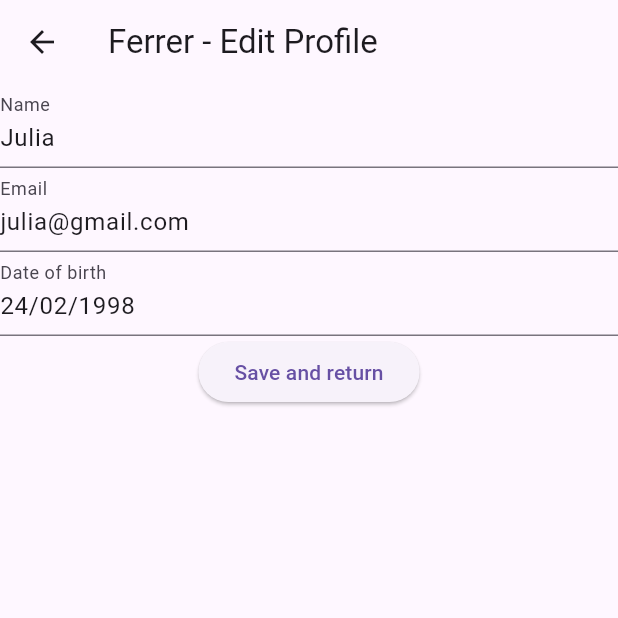
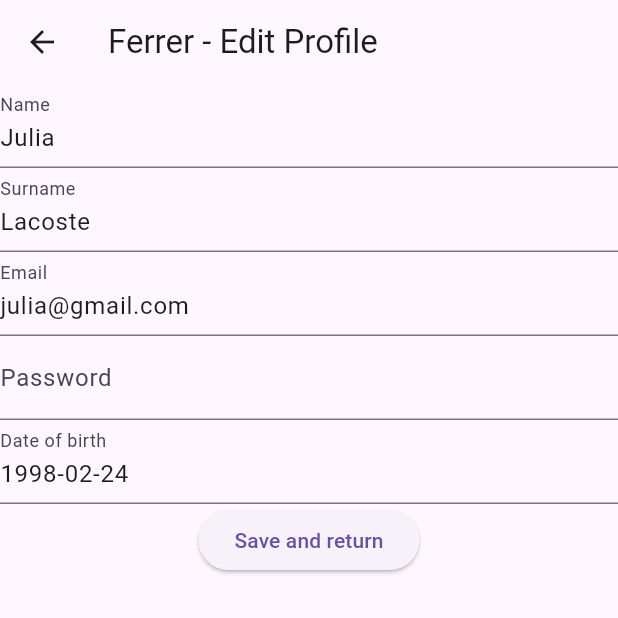
Before and after one commit to toniferrer/flutter_pf2, a Flutter app: the screen it shows after launch, after a tap on "Edit Profile", on a phone screen of 412 x 824 dp, the top half of it. Run offline on Flutter 3.47's test engine with Material 3 defaults, Android fonts, the phone set to English and light mode, and no system bars.

Commit message:
Add surname and password inputs, birth date picker, and save all profile fields

```diff
--- a/lib/models/persona.dart
+++ b/lib/models/persona.dart
@@ -3,5 +3,5 @@ class Persona{
   String surname = "Lacoste";
   String email = "julia@gmail.com";
   String password = "";
-  String dateBirth = "24/02/1998";
+  String dateBirth = "1998-02-24";
 }
--- a/lib/screens/personal_screen.dart
+++ b/lib/screens/personal_screen.dart
@@ -9,12 +9,21 @@ class PersonalPage extends StatefulWidget {
 }
 
 class _PersonalPageState extends State<PersonalPage> {
+    late Persona persona;
+    late TextEditingController namePersona;
+    late TextEditingController emailPersona;
+    late TextEditingController datePersona;
+    late TextEditingController surnamePersona;
+    late TextEditingController passwordPersona;
   @override
   Widget build(BuildContext context) {
-    final persona = ModalRoute.of(context)!.settings.arguments as Persona;
-    final namePersona = TextEditingController(text: persona.name);
-    final emailPersona = TextEditingController(text: persona.email);
-    final datePersona = TextEditingController(text: persona.dateBirth);
+
+    persona = ModalRoute.of(context)!.settings.arguments as Persona;
+    namePersona = TextEditingController(text: persona.name);
+    emailPersona = TextEditingController(text: persona.email);
+    datePersona = TextEditingController(text: persona.dateBirth);
+    surnamePersona = TextEditingController(text: persona.surname);
+    passwordPersona = TextEditingController(text: persona.password);
 
     return Scaffold(
       appBar: AppBar(
@@ -38,6 +47,18 @@ class _PersonalPageState extends State<PersonalPage> {
           Row(
             mainAxisAlignment: MainAxisAlignment.center,
             children: [
+              Expanded(child:
+              TextField(
+                controller: surnamePersona,
+                textCapitalization: TextCapitalization.words,
+                decoration: InputDecoration(labelText: "Surname"),
+              ),
+              ),
+            ],
+          ),
+          Row(
+            mainAxisAlignment: MainAxisAlignment.center,
+            children: [
             Expanded(child:
               TextField(
                 controller: emailPersona,
@@ -52,6 +73,18 @@ class _PersonalPageState extends State<PersonalPage> {
           Row(
             mainAxisAlignment: MainAxisAlignment.center,
             children: [
+              Expanded(child:
+              TextField(
+                controller: passwordPersona,
+                obscureText: true,
+                decoration: InputDecoration(labelText: "Password"),
+              ),
+              ),
+            ],
+          ),
+          Row(
+            mainAxisAlignment: MainAxisAlignment.center,
+            children: [
             Expanded(child:
               TextField(
                 controller: datePersona,
@@ -59,6 +92,17 @@ class _PersonalPageState extends State<PersonalPage> {
                 decoration: InputDecoration(
                   labelText: "Date of birth"
                 ),
+                onTap: ()async {
+                  final picked = await showDatePicker(
+                    context: context,
+                    initialDate: DateTime.tryParse(persona.dateBirth) ?? DateTime(2000),
+                    firstDate: DateTime(1900),
+                    lastDate: DateTime.now(),
+                    );
+                    if (picked != null) {
+                      datePersona.text = "${picked.day}/${picked.month}/${picked.year}";
+                    }
+                },
               ),
             ),
           ],
@@ -66,7 +110,11 @@ class _PersonalPageState extends State<PersonalPage> {
           ElevatedButton(
             onPressed: () {
               persona.name = namePersona.text;
-              Navigator.pop(context, '/');
+              persona.surname = surnamePersona.text;
+              persona.email = emailPersona.text;
+              persona.password = passwordPersona.text;
+              persona.dateBirth = datePersona.text;
+              Navigator.pop(context);
             },
             child: Text("Save and return"),
           )
```
